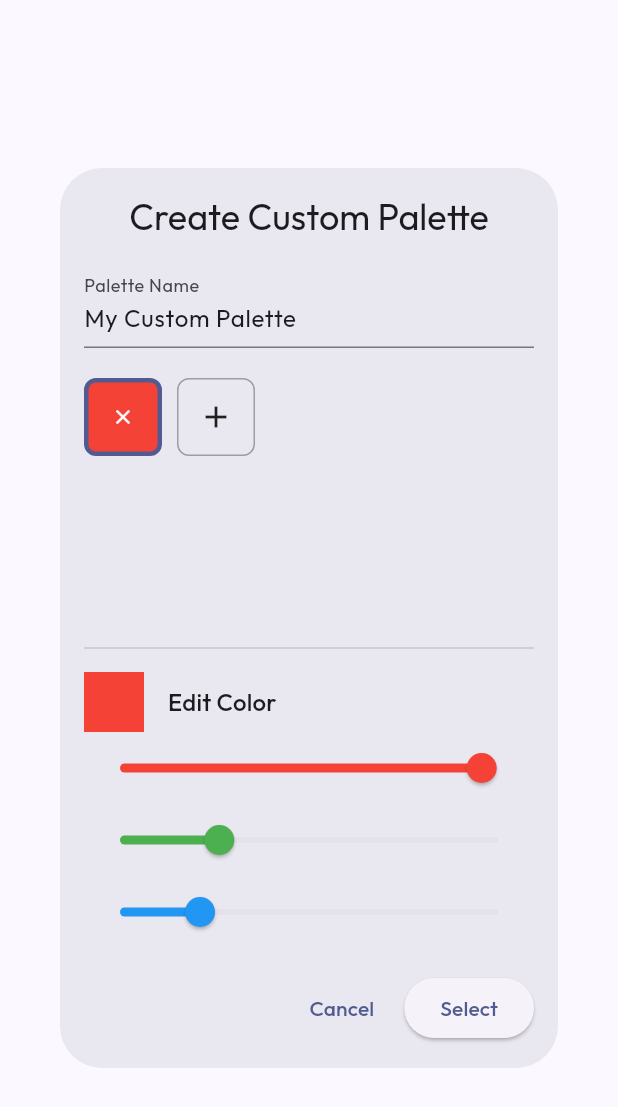
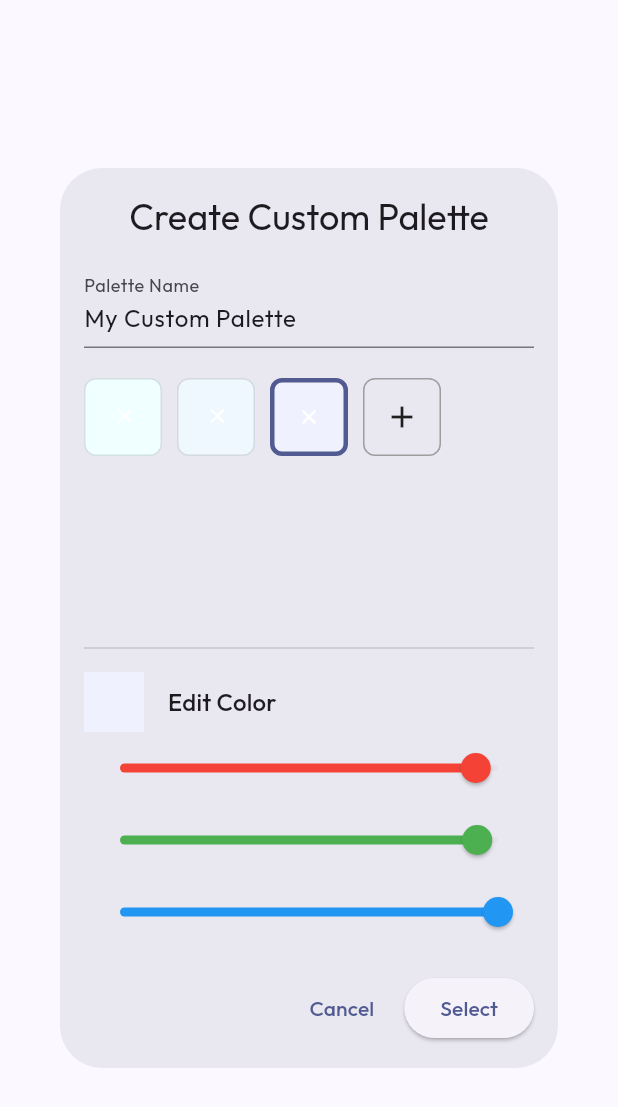
Before and after one commit to billy1380/willshex_triangles, a Flutter app: the PalettePickerDialog widget shown alone on an empty page, opened directly, after a tap on the "add" icon, on a phone screen of 412 x 824 dp. Shown: the top 1107 px of the screen. Run offline on Flutter 3.47's test engine with Material 3 defaults, Android fonts, the light colour scheme and no system bars; our stand-ins replace go_router, google_fonts, shared_preferences; missing offline and left inert: blend_composites, fs_shim, image_blend_composites, willshex; accounts and stored records are empty.

Commit message:
Refactor palette picker and history widgets, and add Color extension

```diff
--- /dev/null
+++ b/lib/extensions/color_ex.dart
@@ -0,0 +1,13 @@
+import "package:flutter/painting.dart";
+import "package:willshex_draw/willshex_draw.dart" as ws;
+
+extension ColorEx on ws.Color {
+  Color toColor() {
+    return Color.fromARGB(
+      (alpha * 255).toInt(),
+      (red * 255).toInt(),
+      (green * 255).toInt(),
+      (blue * 255).toInt(),
+    );
+  }
+}
--- a/lib/parts/palette_picker_dialog.dart
+++ b/lib/parts/palette_picker_dialog.dart
@@ -1,5 +1,6 @@
 import "package:flutter/material.dart";
 import "package:willshex_draw/willshex_draw.dart" as ws;
+import "package:willshex_triangles/extensions/color_ex.dart";
 
 class PalettePickerDialog extends StatefulWidget {
   const PalettePickerDialog({super.key});
@@ -11,18 +12,29 @@ class PalettePickerDialog extends StatefulWidget {
 class _PalettePickerDialogState extends State<PalettePickerDialog> {
   final TextEditingController _nameController =
       TextEditingController(text: "My Custom Palette");
-  final List<Color> _colors = [];
+  final List<ws.Color> _colors = [];
   int _selectedIndex = 0;
+
+  @override
+  void initState() {
+    super.initState();
+    for (int i = 0; i < 2; i++) {
+      _addColor();
+    }
+  }
 
   void _addColor() {
     setState(() {
-      Color nextColor;
+      ws.Color nextColor;
+
       if (_colors.isEmpty) {
-        nextColor = Colors.red;
+        nextColor = ws.NamedColorHelper.randomNamedColor;
       } else {
         // Simple related color: shift hue by ~30 degrees
-        final HSLColor lastHsl = HSLColor.fromColor(_colors.last);
-        nextColor = lastHsl.withHue((lastHsl.hue + 30) % 360).toColor();
+        final HSLColor lastHsl = HSLColor.fromColor(_colors.last.toColor());
+        final Color colour =
+            lastHsl.withHue((lastHsl.hue + 30) % 360).toColor();
+        nextColor = ws.Color.rgbaColor(colour.r, colour.g, colour.b, colour.a);
       }
       _colors.add(nextColor);
       _selectedIndex = _colors.length - 1;
@@ -31,13 +43,12 @@ class _PalettePickerDialogState extends State<PalettePickerDialog> {
 
   void _usePalette() {
     final palette = ws.Palette(_nameController.text);
-    palette.addColors(
-        _colors.map((c) => ws.Color.rgbaColor(c.r, c.g, c.b, c.a)).toList());
+    palette.addColors(_colors);
 
     Navigator.of(context).pop(palette);
   }
 
-  void _updateSelectedColor(Color newColor) {
+  void _updateSelectedColor(ws.Color newColor) {
     setState(() {
       if (_selectedIndex >= 0 && _selectedIndex < _colors.length) {
         _colors[_selectedIndex] = newColor;
@@ -47,7 +58,7 @@ class _PalettePickerDialogState extends State<PalettePickerDialog> {
 
   @override
   Widget build(BuildContext context) {
-    Color? currentColor;
+    ws.Color? currentColor;
     if (_selectedIndex >= 0 && _selectedIndex < _colors.length) {
       currentColor = _colors[_selectedIndex];
     }
@@ -103,7 +114,7 @@ class _PalettePickerDialogState extends State<PalettePickerDialog> {
                         },
                         child: Container(
                           decoration: BoxDecoration(
-                            color: color,
+                            color: color.toColor(),
                             borderRadius: BorderRadius.circular(8),
                             border: isSelected
                                 ? Border.all(
@@ -139,38 +150,48 @@ class _PalettePickerDialogState extends State<PalettePickerDialog> {
               if (currentColor != null) ...[
                 Row(
                   children: [
-                    Container(height: 40, width: 40, color: currentColor),
+                    Container(
+                        height: 40, width: 40, color: currentColor.toColor()),
                     const SizedBox(width: 16),
                     Text("Edit Color",
                         style: Theme.of(context).textTheme.titleMedium),
                   ],
                 ),
                 Slider(
-                  value: currentColor.r * 255,
+                  value: currentColor.red * 255,
                   min: 0,
                   max: 255,
                   label: "R",
                   activeColor: Colors.red,
-                  onChanged: (v) =>
-                      _updateSelectedColor(currentColor!.withRed(v.toInt())),
+                  onChanged: (v) => _updateSelectedColor(ws.Color.rgbaColor(
+                      v / 255.0,
+                      currentColor!.green,
+                      currentColor.blue,
+                      currentColor.alpha)),
                 ),
                 Slider(
-                  value: currentColor.g * 255,
+                  value: currentColor.green * 255,
                   min: 0,
                   max: 255,
                   label: "G",
                   activeColor: Colors.green,
-                  onChanged: (v) =>
-                      _updateSelectedColor(currentColor!.withGreen(v.toInt())),
+                  onChanged: (v) => _updateSelectedColor(ws.Color.rgbaColor(
+                      currentColor!.red,
+                      v / 255.0,
+                      currentColor.blue,
+                      currentColor.alpha)),
                 ),
                 Slider(
-                  value: currentColor.b * 255,
+                  value: currentColor.blue * 255,
                   min: 0,
                   max: 255,
                   label: "B",
                   activeColor: Colors.blue,
-                  onChanged: (v) =>
-                      _updateSelectedColor(currentColor!.withBlue(v.toInt())),
+                  onChanged: (v) => _updateSelectedColor(ws.Color.rgbaColor(
+                      currentColor!.red,
+                      currentColor.green,
+                      v / 255.0,
+                      currentColor.alpha)),
                 ),
               ] else
                 const SizedBox(
--- a/lib/parts/triangle_generator_page.dart
+++ b/lib/parts/triangle_generator_page.dart
@@ -9,7 +9,7 @@ import "package:subtle_backgrounds/subtle_backgrounds.dart";
 import "package:willshex_draw/willshex_draw.dart" as ws;
 import "package:willshex_triangles/pages/welcome_page.dart";
 import "package:willshex_triangles/parts/app_drawer.dart";
-import "package:willshex_triangles/parts/palette_history_widget.dart";
+import "package:willshex_triangles/parts/palette_history.dart";
 import "package:willshex_triangles/triangles/graphics/from_source.dart";
 import "package:willshex_triangles/triangles/graphics/palette_provider/fixed_palette_provider.dart";
 import "package:willshex_triangles/triangles/graphics/palette_provider/palette_provider.dart";
@@ -239,7 +239,7 @@ class _TriangleGeneratorPageState extends State<TriangleGeneratorPage> {
             ),
             const Divider(),
             Expanded(
-              child: PaletteHistoryWidget(
+              child: PaletteHistory(
                 palettes: _history,
                 selectedPalette: _currentPalette,
                 onSelected: (palette) {
```
Also changed, not shown: lib/parts/palette_history.dart (renamed from lib/parts/palette_history_widget.dart, +4 -8 lines).
